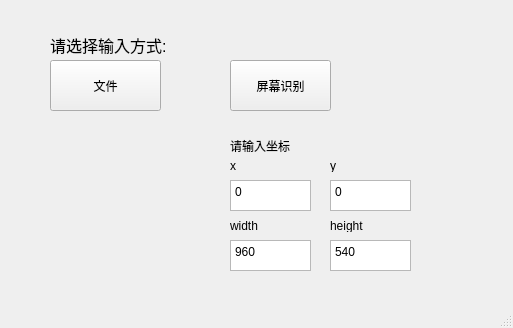
bingyang2000/yolov5_genshin, file gui.ui: the form before one commit.
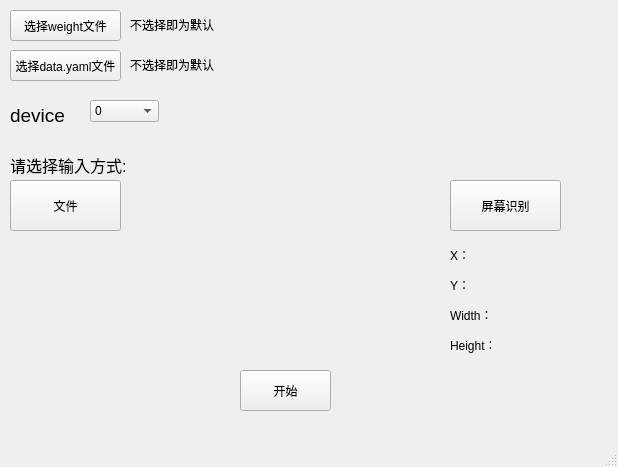
The form after the commit.

What changed in the file:
```diff
--- a/gui.ui
+++ b/gui.ui
@@ -6,8 +6,8 @@
    <rect>
     <x>0</x>
     <y>0</y>
-    <width>513</width>
-    <height>328</height>
+    <width>618</width>
+    <height>467</height>
    </rect>
   </property>
   <property name="windowTitle">
@@ -17,8 +17,8 @@
    <widget class="QLabel" name="label">
     <property name="geometry">
      <rect>
-      <x>50</x>
-      <y>30</y>
+      <x>10</x>
+      <y>150</y>
       <width>131</width>
       <height>31</height>
      </rect>
@@ -30,8 +30,8 @@
    <widget class="QPushButton" name="pushButton">
     <property name="geometry">
      <rect>
-      <x>50</x>
-      <y>60</y>
+      <x>10</x>
+      <y>180</y>
       <width>111</width>
       <height>51</height>
      </rect>
@@ -49,9 +49,9 @@
    <widget class="QPushButton" name="pushButton_2">
     <property name="geometry">
      <rect>
-      <x>230</x>
-      <y>60</y>
-      <width>101</width>
+      <x>450</x>
+      <y>180</y>
+      <width>111</width>
       <height>51</height>
      </rect>
     </property>
@@ -59,137 +59,237 @@
      <string>屏幕识别</string>
     </property>
    </widget>
-   <widget class="QLabel" name="label_2">
+   <widget class="QPushButton" name="pushButton_3">
     <property name="geometry">
      <rect>
-      <x>230</x>
-      <y>130</y>
-      <width>91</width>
+      <x>10</x>
+      <y>10</y>
+      <width>111</width>
       <height>31</height>
      </rect>
     </property>
     <property name="text">
-     <string>请输入坐标</string>
+     <string>选择weight文件</string>
     </property>
+    <property name="iconSize">
+     <size>
+      <width>16</width>
+      <height>16</height>
+     </size>
+    </property>
    </widget>
    <widget class="QLabel" name="label_3">
     <property name="geometry">
      <rect>
-      <x>230</x>
-      <y>160</y>
-      <width>54</width>
-      <height>12</height>
+      <x>130</x>
+      <y>10</y>
+      <width>441</width>
+      <height>31</height>
      </rect>
     </property>
     <property name="text">
-     <string>x</string>
+     <string>&lt;html&gt;&lt;head/&gt;&lt;body&gt;&lt;p&gt;不选择即为默认&lt;/p&gt;&lt;/body&gt;&lt;/html&gt;</string>
+    </property>
+   </widget>
+   <widget class="QLabel" name="ld">
+    <property name="geometry">
+     <rect>
+      <x>130</x>
+      <y>50</y>
+      <width>441</width>
+      <height>31</height>
+     </rect>
+    </property>
+    <property name="text">
+     <string>&lt;html&gt;&lt;head/&gt;&lt;body&gt;&lt;p&gt;不选择即为默认&lt;/p&gt;&lt;/body&gt;&lt;/html&gt;</string>
+    </property>
+   </widget>
+   <widget class="QPushButton" name="pushButton_4">
+    <property name="geometry">
+     <rect>
+      <x>10</x>
+      <y>50</y>
+      <width>111</width>
+      <height>31</height>
+     </rect>
+    </property>
+    <property name="text">
+     <string>选择data.yaml文件</string>
+    </property>
+    <property name="iconSize">
+     <size>
+      <width>16</width>
+      <height>16</height>
+     </size>
     </property>
    </widget>
    <widget class="QLabel" name="label_4">
     <property name="geometry">
      <rect>
-      <x>330</x>
-      <y>160</y>
-      <width>54</width>
-      <height>12</height>
+      <x>10</x>
+      <y>100</y>
+      <width>81</width>
+      <height>31</height>
      </rect>
     </property>
     <property name="text">
-     <string>y</string>
+     <string>&lt;html&gt;&lt;head/&gt;&lt;body&gt;&lt;p&gt;&lt;span style=&quot; font-size:14pt;&quot;&gt;device&lt;/span&gt;&lt;/p&gt;&lt;/body&gt;&lt;/html&gt;</string>
+    </property>
+   </widget>
+   <widget class="QComboBox" name="cd">
+    <property name="geometry">
+     <rect>
+      <x>90</x>
+      <y>100</y>
+      <width>69</width>
+      <height>22</height>
+     </rect>
+    </property>
+    <item>
+     <property name="text">
+      <string>0</string>
+     </property>
+    </item>
+    <item>
+     <property name="text">
+      <string>cpu</string>
+     </property>
+    </item>
+   </widget>
+   <widget class="QPushButton" name="pushButton_5">
+    <property name="geometry">
+     <rect>
+      <x>240</x>
+      <y>370</y>
+      <width>91</width>
+      <height>41</height>
+     </rect>
+    </property>
+    <property name="text">
+     <string>开始</string>
+    </property>
+    <property name="iconSize">
+     <size>
+      <width>16</width>
+      <height>16</height>
+     </size>
     </property>
    </widget>
    <widget class="QLabel" name="label_5">
     <property name="geometry">
      <rect>
-      <x>230</x>
-      <y>220</y>
-      <width>54</width>
-      <height>12</height>
+      <x>450</x>
+      <y>240</y>
+      <width>16</width>
+      <height>31</height>
      </rect>
     </property>
     <property name="text">
-     <string>width</string>
+     <string>&lt;html&gt;&lt;head/&gt;&lt;body&gt;&lt;p&gt;X：&lt;/p&gt;&lt;/body&gt;&lt;/html&gt;</string>
     </property>
    </widget>
    <widget class="QLabel" name="label_6">
     <property name="geometry">
      <rect>
-      <x>330</x>
-      <y>220</y>
-      <width>54</width>
-      <height>12</height>
+      <x>450</x>
+      <y>270</y>
+      <width>16</width>
+      <height>31</height>
      </rect>
     </property>
     <property name="text">
-     <string>height</string>
+     <string>&lt;html&gt;&lt;head/&gt;&lt;body&gt;&lt;p&gt;Y：&lt;/p&gt;&lt;/body&gt;&lt;/html&gt;</string>
     </property>
    </widget>
-   <widget class="QTextEdit" name="textEdit">
+   <widget class="QLabel" name="label_7">
     <property name="geometry">
      <rect>
-      <x>230</x>
-      <y>180</y>
-      <width>81</width>
+      <x>450</x>
+      <y>300</y>
+      <width>41</width>
       <height>31</height>
      </rect>
     </property>
-    <property name="html">
-     <string>&lt;!DOCTYPE HTML PUBLIC &quot;-//W3C//DTD HTML 4.0//EN&quot; &quot;http://www.w3.org/TR/REC-html40/strict.dtd&quot;&gt;
-&lt;html&gt;&lt;head&gt;&lt;meta name=&quot;qrichtext&quot; content=&quot;1&quot; /&gt;&lt;style type=&quot;text/css&quot;&gt;
-p, li { white-space: pre-wrap; }
-&lt;/style&gt;&lt;/head&gt;&lt;body style=&quot; font-family:'SimSun'; font-size:9pt; font-weight:400; font-style:normal;&quot;&gt;
-&lt;p style=&quot; margin-top:0px; margin-bottom:0px; margin-left:0px; margin-right:0px; -qt-block-indent:0; text-indent:0px;&quot;&gt;0&lt;/p&gt;&lt;/body&gt;&lt;/html&gt;</string>
+    <property name="text">
+     <string>&lt;html&gt;&lt;head/&gt;&lt;body&gt;&lt;p&gt;Width：&lt;/p&gt;&lt;/body&gt;&lt;/html&gt;</string>
     </property>
    </widget>
-   <widget class="QTextEdit" name="textEdit_2">
+   <widget class="QLabel" name="label_8">
     <property name="geometry">
      <rect>
-      <x>330</x>
-      <y>180</y>
-      <width>81</width>
+      <x>450</x>
+      <y>330</y>
+      <width>41</width>
       <height>31</height>
      </rect>
     </property>
-    <property name="html">
-     <string>&lt;!DOCTYPE HTML PUBLIC &quot;-//W3C//DTD HTML 4.0//EN&quot; &quot;http://www.w3.org/TR/REC-html40/strict.dtd&quot;&gt;
-&lt;html&gt;&lt;head&gt;&lt;meta name=&quot;qrichtext&quot; content=&quot;1&quot; /&gt;&lt;style type=&quot;text/css&quot;&gt;
-p, li { white-space: pre-wrap; }
-&lt;/style&gt;&lt;/head&gt;&lt;body style=&quot; font-family:'SimSun'; font-size:9pt; font-weight:400; font-style:normal;&quot;&gt;
-&lt;p style=&quot; margin-top:0px; margin-bottom:0px; margin-left:0px; margin-right:0px; -qt-block-indent:0; text-indent:0px;&quot;&gt;0&lt;/p&gt;&lt;/body&gt;&lt;/html&gt;</string>
+    <property name="text">
+     <string>&lt;html&gt;&lt;head/&gt;&lt;body&gt;&lt;p&gt;Height：&lt;/p&gt;&lt;/body&gt;&lt;/html&gt;</string>
     </property>
    </widget>
-   <widget class="QTextEdit" name="textEdit_3">
+   <widget class="QLabel" name="lf">
     <property name="geometry">
      <rect>
-      <x>230</x>
+      <x>10</x>
       <y>240</y>
-      <width>81</width>
+      <width>401</width>
       <height>31</height>
      </rect>
     </property>
-    <property name="html">
-     <string>&lt;!DOCTYPE HTML PUBLIC &quot;-//W3C//DTD HTML 4.0//EN&quot; &quot;http://www.w3.org/TR/REC-html40/strict.dtd&quot;&gt;
-&lt;html&gt;&lt;head&gt;&lt;meta name=&quot;qrichtext&quot; content=&quot;1&quot; /&gt;&lt;style type=&quot;text/css&quot;&gt;
-p, li { white-space: pre-wrap; }
-&lt;/style&gt;&lt;/head&gt;&lt;body style=&quot; font-family:'SimSun'; font-size:9pt; font-weight:400; font-style:normal;&quot;&gt;
-&lt;p style=&quot; margin-top:0px; margin-bottom:0px; margin-left:0px; margin-right:0px; -qt-block-indent:0; text-indent:0px;&quot;&gt;960&lt;/p&gt;&lt;/body&gt;&lt;/html&gt;</string>
+    <property name="text">
+     <string>&lt;html&gt;&lt;head/&gt;&lt;body&gt;&lt;p&gt;&lt;br/&gt;&lt;/p&gt;&lt;/body&gt;&lt;/html&gt;</string>
     </property>
    </widget>
-   <widget class="QTextEdit" name="textEdit_4">
+   <widget class="QLabel" name="lx">
     <property name="geometry">
      <rect>
-      <x>330</x>
+      <x>475</x>
       <y>240</y>
       <width>81</width>
       <height>31</height>
      </rect>
     </property>
-    <property name="html">
-     <string>&lt;!DOCTYPE HTML PUBLIC &quot;-//W3C//DTD HTML 4.0//EN&quot; &quot;http://www.w3.org/TR/REC-html40/strict.dtd&quot;&gt;
-&lt;html&gt;&lt;head&gt;&lt;meta name=&quot;qrichtext&quot; content=&quot;1&quot; /&gt;&lt;style type=&quot;text/css&quot;&gt;
-p, li { white-space: pre-wrap; }
-&lt;/style&gt;&lt;/head&gt;&lt;body style=&quot; font-family:'SimSun'; font-size:9pt; font-weight:400; font-style:normal;&quot;&gt;
-&lt;p style=&quot; margin-top:0px; margin-bottom:0px; margin-left:0px; margin-right:0px; -qt-block-indent:0; text-indent:0px;&quot;&gt;540&lt;/p&gt;&lt;/body&gt;&lt;/html&gt;</string>
+    <property name="text">
+     <string>&lt;html&gt;&lt;head/&gt;&lt;body&gt;&lt;p&gt;&lt;br/&gt;&lt;/p&gt;&lt;/body&gt;&lt;/html&gt;</string>
+    </property>
+   </widget>
+   <widget class="QLabel" name="ly">
+    <property name="geometry">
+     <rect>
+      <x>475</x>
+      <y>270</y>
+      <width>81</width>
+      <height>31</height>
+     </rect>
+    </property>
+    <property name="text">
+     <string>&lt;html&gt;&lt;head/&gt;&lt;body&gt;&lt;p&gt;&lt;br/&gt;&lt;/p&gt;&lt;/body&gt;&lt;/html&gt;</string>
+    </property>
+   </widget>
+   <widget class="QLabel" name="lh">
+    <property name="geometry">
+     <rect>
+      <x>500</x>
+      <y>330</y>
+      <width>61</width>
+      <height>31</height>
+     </rect>
+    </property>
+    <property name="text">
+     <string>&lt;html&gt;&lt;head/&gt;&lt;body&gt;&lt;p&gt;&lt;br/&gt;&lt;/p&gt;&lt;/body&gt;&lt;/html&gt;</string>
+    </property>
+   </widget>
+   <widget class="QLabel" name="lwi">
+    <property name="geometry">
+     <rect>
+      <x>490</x>
+      <y>300</y>
+      <width>61</width>
+      <height>31</height>
+     </rect>
+    </property>
+    <property name="text">
+     <string>&lt;html&gt;&lt;head/&gt;&lt;body&gt;&lt;p&gt;&lt;br/&gt;&lt;/p&gt;&lt;/body&gt;&lt;/html&gt;</string>
     </property>
    </widget>
   </widget>
```
Left out of the diff: 4 changed lines with no effect on the pictures.
